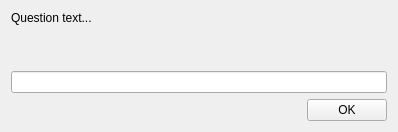
Old version of the form src/py_wizard/qt_wiz_iface/QtSimpleWidget_UI.ui in the repository shearern/PyWizard.
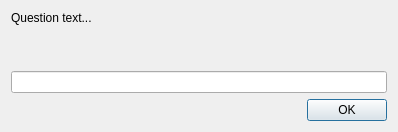
New version of the form.

Commit message: Added feature to stop wizard thread if GUI exits

Diff of the .ui file:
```diff
--- a/src/py_wizard/qt_wiz_iface/QtSimpleWidget_UI.ui
+++ b/src/py_wizard/qt_wiz_iface/QtSimpleWidget_UI.ui
@@ -66,6 +66,9 @@
        <property name="text">
         <string>OK</string>
        </property>
+       <property name="default">
+        <bool>true</bool>
+       </property>
       </widget>
      </item>
     </layout>
```
The commit also changes 2 other files.
